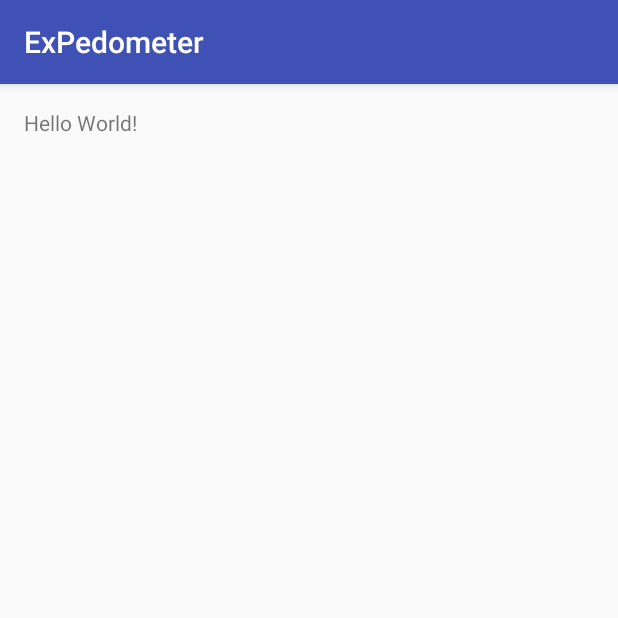
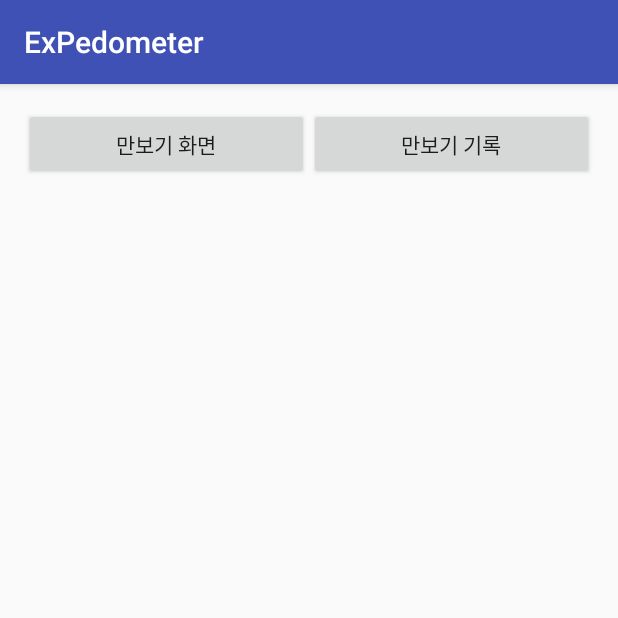
Before and after one commit to guenwoo/Example_Pedometer, an Android app: the screen it shows after launch (MainActivity), on a phone screen of 412 x 824 dp, the top half of it. Run offline under Robolectric (Android 15) with nearby library versions, the phone set to English and light mode, and no system bars.

```diff
--- a/app/build.gradle
+++ b/app/build.gradle
@@ -6,7 +6,7 @@ android {
     defaultConfig {
         applicationId "com.guenwoo.expedometer"
         minSdkVersion 15
-        targetSdkVersion 25
+        targetSdkVersion 23
         versionCode 1
         versionName "1.0"
         testInstrumentationRunner "android.support.test.runner.AndroidJUnitRunner"
@@ -25,5 +25,6 @@ dependencies {
         exclude group: 'com.android.support', module: 'support-annotations'
     })
     compile 'com.android.support:appcompat-v7:25.1.0'
+    compile 'com.naver.maps.open:naver-map-api:2.1.2@aar'
     testCompile 'junit:junit:4.12'
 }
--- a/app/src/main/java/com/guenwoo/expedometer/MainActivity.java
+++ b/app/src/main/java/com/guenwoo/expedometer/MainActivity.java
@@ -1,7 +1,13 @@
 package com.guenwoo.expedometer;
 
+import android.app.Fragment;
+import android.app.FragmentManager;
+import android.app.FragmentTransaction;
+import android.content.SharedPreferences;
 import android.support.v7.app.AppCompatActivity;
 import android.os.Bundle;
+import android.view.View;
+import android.widget.Button;
 
 public class MainActivity extends AppCompatActivity {
 
@@ -9,5 +15,50 @@ public class MainActivity extends AppCompatActivity {
     protected void onCreate(Bundle savedInstanceState) {
         super.onCreate(savedInstanceState);
         setContentView(R.layout.activity_main);
+
+        Button RunRecode = (Button)findViewById(R.id.btn_recode);
+        Button RunScreen = (Button)findViewById(R.id.btn_screen);
+
+        RunRecode.setOnClickListener(mClickListener);
+        RunScreen.setOnClickListener(mClickListener);
+
+        SharedPreferences pref = getSharedPreferences("Setting",0);
+        boolean isStart = pref.getBoolean("isStart", false);
+
+        if(isStart == true)
+        {
+            Fragment fr = new FragmentRunScreen();
+            FragmentManager fm = getFragmentManager();
+            FragmentTransaction fragmentTransaction = fm.beginTransaction();
+            fragmentTransaction.replace(R.id.fragment_home, fr);
+            fragmentTransaction.commit();
+
+            Bundle bundle = new Bundle();
+            bundle.putBoolean("isStart", isStart);
+            fr.setArguments(bundle);
+        }
     }
+
+    Button.OnClickListener mClickListener = new View.OnClickListener() {
+
+        Fragment fr; // Fragment
+        //RunScreen = new FragmentRunScreen();
+        //RunRecode = new FragmentRunRecode();
+
+        public void onClick(View v) {
+            switch (v.getId()) {
+                case R.id.btn_recode:
+                    fr = new FragmentRunRecode();
+                    break;
+                case R.id.btn_screen:
+                    fr = new FragmentRunScreen();
+                    break;
+            }
+
+            FragmentManager fm = getFragmentManager();
+            FragmentTransaction fragmentTransaction = fm.beginTransaction();
+            fragmentTransaction.replace(R.id.fragment_home, fr);
+            fragmentTransaction.commit();
+        }
+    };
 }
--- a/app/src/main/res/layout/activity_main.xml
+++ b/app/src/main/res/layout/activity_main.xml
@@ -1,5 +1,5 @@
 <?xml version="1.0" encoding="utf-8"?>
-<RelativeLayout xmlns:android="http://schemas.android.com/apk/res/android"
+<LinearLayout xmlns:android="http://schemas.android.com/apk/res/android"
     xmlns:tools="http://schemas.android.com/tools"
     android:id="@+id/activity_main"
     android:layout_width="match_parent"
@@ -8,10 +8,34 @@
     android:paddingLeft="@dimen/activity_horizontal_margin"
     android:paddingRight="@dimen/activity_horizontal_margin"
     android:paddingTop="@dimen/activity_vertical_margin"
+    android:orientation="vertical"
     tools:context="com.guenwoo.expedometer.MainActivity">
 
-    <TextView
-        android:layout_width="wrap_content"
+    <LinearLayout
+        android:layout_width="match_parent"
         android:layout_height="wrap_content"
-        android:text="Hello World!" />
-</RelativeLayout>
+        android:orientation="horizontal"
+        android:id="@+id/linearLayout">
+
+        <Button
+            android:text="@string/Pedometer_Screen"
+            android:layout_width="wrap_content"
+            android:layout_height="wrap_content"
+            android:id="@+id/btn_screen"
+            android:layout_weight="1" />
+
+        <Button
+            android:text="@string/Pedometer_Recode"
+            android:layout_width="wrap_content"
+            android:layout_height="wrap_content"
+            android:id="@+id/btn_recode"
+            android:layout_weight="1" />
+
+    </LinearLayout>
+
+    <FrameLayout
+        android:layout_width="match_parent"
+        android:layout_height="match_parent"
+        android:id="@+id/fragment_home" />
+
+</LinearLayout>
--- a/app/src/main/res/values/strings.xml
+++ b/app/src/main/res/values/strings.xml
@@ -1,3 +1,6 @@
 <resources>
     <string name="app_name">ExPedometer</string>
+
+    <string name="Pedometer_Screen">만보기 화면</string>
+    <string name="Pedometer_Recode">만보기 기록</string>
 </resources>
```
Also changed, not shown: app/src/main/AndroidManifest.xml (+12 -0 lines), app/src/main/java/com/guenwoo/expedometer/FragmentRunRecode.java (added, +36 -0 lines), app/src/main/java/com/guenwoo/expedometer/FragmentRunScreen.java (added, +175 -0 lines), app/src/main/java/com/guenwoo/expedometer/SensorService.java (added, +124 -0 lines), app/src/main/java/com/guenwoo/expedometer/values.java (added, +9 -0 lines), app/src/main/res/layout/fragmentrecode.xml (added, +11 -0 lines), app/src/main/res/layout/fragmentscreen.xml (added, +38 -0 lines).
